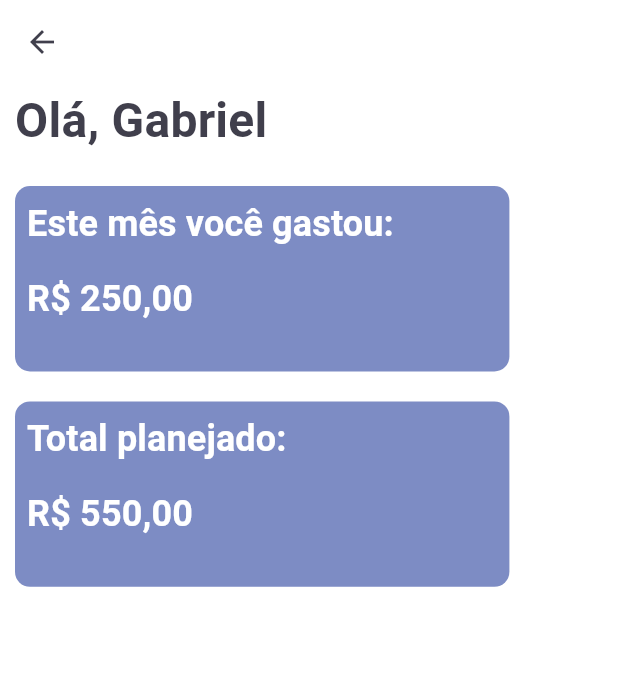
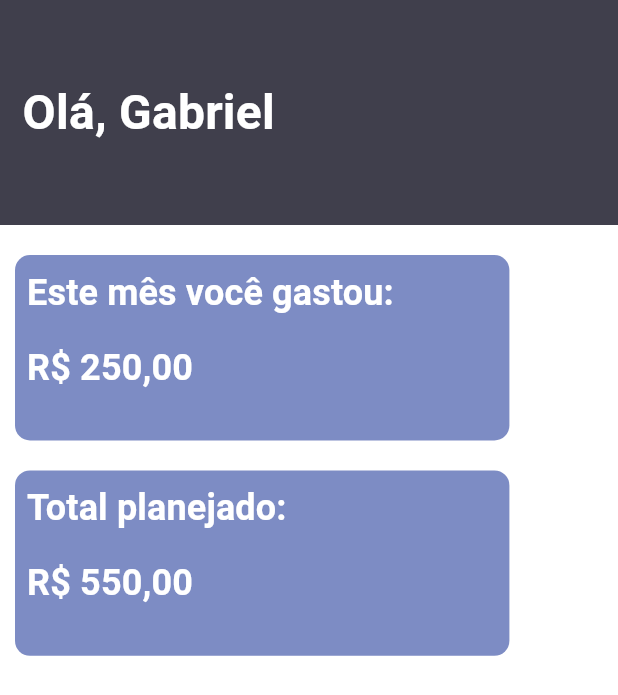
Before and after one commit to gabrielschorsch/balance, a Flutter app: the StartingPage screen opened directly, on a phone screen of 412 x 824 dp. Shown: the top 695 px of the screen. Run offline on Flutter 3.47's test engine with Material 2 defaults, Android fonts, the phone set to English and light mode, and no system bars; our stand-ins replace fl_chart, google_fonts; Roboto replaces fonts that are missing (Kanit).

Commit message:
feat: added appbar

```diff
--- a/lib/pages/starting_page.dart
+++ b/lib/pages/starting_page.dart
@@ -8,8 +8,6 @@ class StartingPage extends StatefulWidget {
 }
 
 class _StartingPageState extends State<StartingPage> {
-
-
   @override
   Widget build(BuildContext context) {
     List<Widget> containers = [
@@ -24,16 +22,32 @@ class _StartingPageState extends State<StartingPage> {
     ];
 
     return Scaffold(
-      appBar: AppBar(),
+      appBar: AppBar(
+        toolbarHeight: 150,
+        backgroundColor: Theme.of(context).colorScheme.secondary,
+        leading: Padding(
+          padding: const EdgeInsets.all(15.0),
+          child: Column(
+            mainAxisAlignment: MainAxisAlignment.spaceAround,
+            crossAxisAlignment: CrossAxisAlignment.start,
+            children: [
+              Text(
+                "Olá, Gabriel",
+                style: Theme.of(context)
+                    .textTheme
+                    .titleMedium!
+                    .copyWith(color: Colors.white),
+              ),
+            ],
+          ),
+        ),
+        leadingWidth: MediaQuery.of(context).size.width * .8,
+      ),
       body: Padding(
         padding: const EdgeInsets.symmetric(horizontal: 10),
         child: Column(
           crossAxisAlignment: CrossAxisAlignment.start,
           children: [
-            Text(
-              "Olá, Gabriel",
-              style: Theme.of(context).textTheme.titleMedium,
-            ),
             ...containers,
           ],
         ),
@@ -45,11 +59,15 @@ class _StartingPageState extends State<StartingPage> {
 class ValueContainer extends StatelessWidget {
   final String title;
   final double value;
+  final Color? titleColor, valueColor, backgroundColor;
 
   const ValueContainer({
     super.key,
     required this.title,
     required this.value,
+    this.titleColor,
+    this.valueColor,
+    this.backgroundColor,
   });
 
   @override
@@ -78,7 +96,8 @@ class ValueContainer extends StatelessWidget {
                     child: Text(
                       title,
                       style: Theme.of(context).textTheme.titleSmall!.copyWith(
-                            color: Theme.of(context).colorScheme.background,
+                            color: titleColor ??
+                                Theme.of(context).colorScheme.background,
                           ),
                       textAlign: TextAlign.start,
                     ),
```
